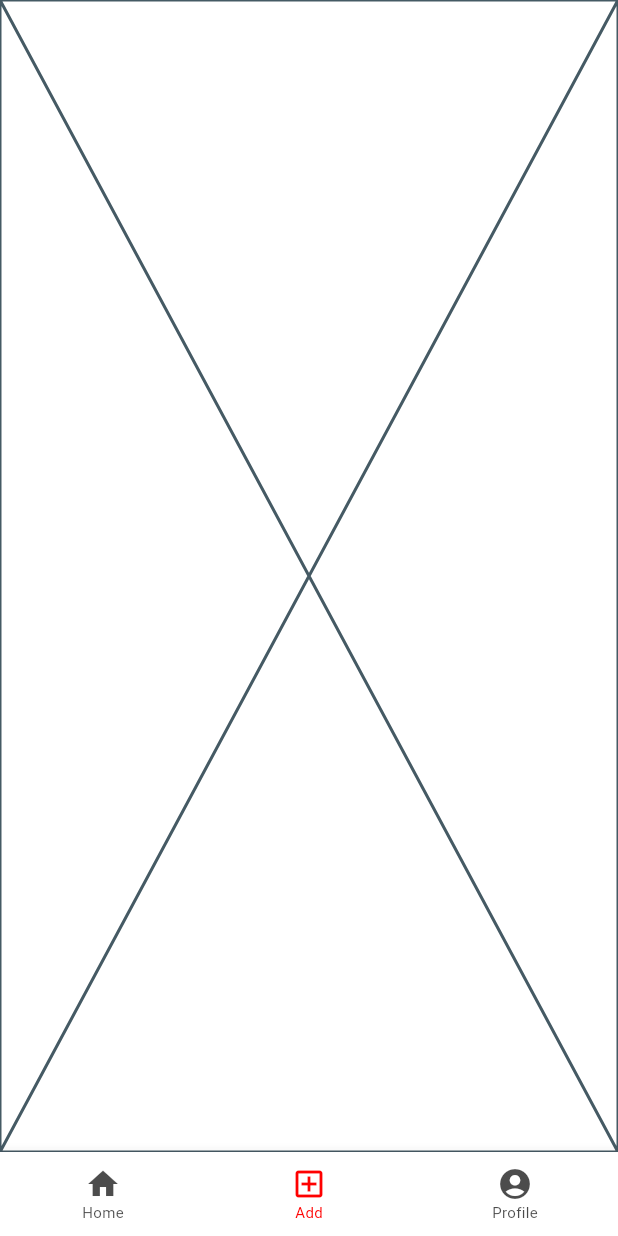
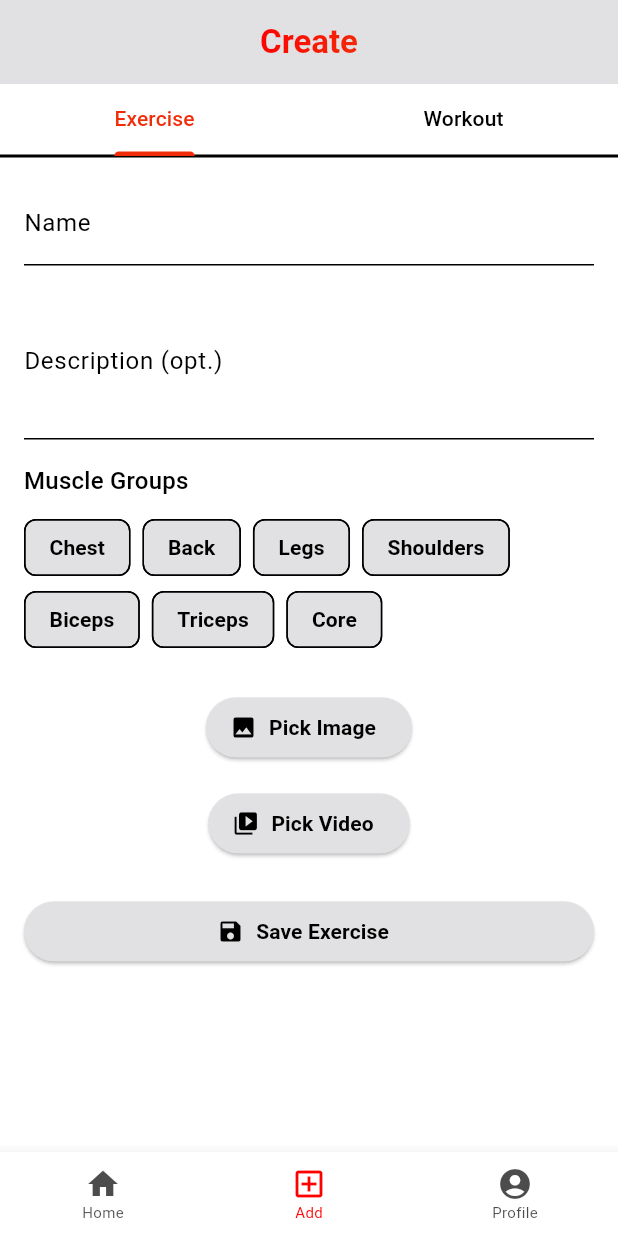
Before and after one commit to Merlin-Willner/Portfolio_Final_Projekt_Assignment, a Flutter app: the screen it shows after launch, item 2 of the bottom bar chosen, on a phone screen of 412 x 824 dp. Run offline on Flutter 3.47's test engine with Material 3 defaults, Android fonts, the phone set to English and light mode, and no system bars; our stand-ins replace bloc, cloud_firestore, equatable, firebase_core, flutter_bloc, google_fonts and 2 more; accounts and stored records are empty; generated files the repository leaves out were written again.

Commit message:
changed some dependencies for android, improved the structure for the adding of exercises, it is now possible to upload pictures and videos as well

```diff
--- a/lib/app/theme/themes/dark_theme.dart
+++ b/lib/app/theme/themes/dark_theme.dart
@@ -8,7 +8,7 @@ final darkTheme = ThemeData(
     secondary: MyColors.darkAccent2,
     primaryContainer: MyColors.darkCard,
     onPrimary: Colors.white,
-    onSecondary: MyColors.darkAccent2,
+    onSecondary: Colors.white,
     onSurface: Colors.white,
   ),
   scaffoldBackgroundColor: MyColors.darkBackground,
@@ -25,6 +25,7 @@ final darkTheme = ThemeData(
   elevatedButtonTheme: ElevatedButtonThemeData(
     style: ElevatedButton.styleFrom(
       backgroundColor: MyColors.darkAccent2,
+      foregroundColor: Colors.white,
       shape: RoundedRectangleBorder(borderRadius: BorderRadius.circular(12)),
     ),
   ),
--- a/lib/app/theme/themes/light_theme.dart
+++ b/lib/app/theme/themes/light_theme.dart
@@ -4,7 +4,7 @@ import 'package:project_coconut/app/theme/themes/theme_constants.dart';
 
 final lightTheme = ThemeData(
   colorScheme: const ColorScheme.light(
-    primary: MyColors.lightBackground,
+    primary: MyColors.lightAccent2,
     secondary: MyColors.lightAccent,
     surface: MyColors.lightCard,
     primaryContainer: MyColors.lightCard,
@@ -42,4 +42,15 @@ final lightTheme = ThemeData(
       color: Colors.black,
     ),
   ),
+  inputDecorationTheme: const InputDecorationTheme(
+    labelStyle: TextStyle(color: Colors.black),
+    hintStyle: TextStyle(color: Colors.black),
+    focusedBorder: OutlineInputBorder(),
+  ),
+  elevatedButtonTheme: ElevatedButtonThemeData(
+    style: ElevatedButton.styleFrom(
+      backgroundColor: MyColors.lightCard,
+      foregroundColor: Colors.black,
+    ),
+  ),
 );
--- a/lib/app/theme/themes/theme_constants.dart
+++ b/lib/app/theme/themes/theme_constants.dart
@@ -7,7 +7,7 @@ class MyColors {
   static const darkCard = Color(0xFF212121);
 
   static const lightAccent = Color(0xFFFF0000);
-  static const lightAccent2 = Color(0xFFFFFB00);
+  static const lightAccent2 = Color.fromARGB(255, 241, 44, 9);
   static const lightBackground = Color(0xFFFFFFFF);
   static const lightCard = Color(0xFFE1E1E3);
 }
--- /dev/null
+++ b/lib/features/add/view/add_page.dart
@@ -0,0 +1,54 @@
+import 'package:flutter/material.dart';
+import 'package:flutter_bloc/flutter_bloc.dart';
+import 'package:project_coconut/features/exercises/exercises.dart';
+import 'package:project_coconut/shared/app_bar/modular_app_bar.dart';
+
+class AddPage extends StatelessWidget {
+  const AddPage({super.key});
+
+  @override
+  Widget build(BuildContext context) {
+    return BlocProvider(
+      create: (_) => ExerciseFormCubit(),
+      child: const _AddView(),
+    );
+  }
+}
+
+class _AddView extends StatelessWidget {
+  const _AddView();
+
+  @override
+  Widget build(BuildContext context) {
+    return Scaffold(
+      appBar: const ModularAppBar(title: 'Create'),
+      body: DefaultTabController(
+        length: 2,
+        child: Column(
+          children: [
+            const TabBar(
+              tabs: [
+                Tab(text: 'Exercise'),
+                Tab(text: 'Workout'),
+              ],
+            ),
+            const Divider(height: 1),
+            Expanded(
+              child: TabBarView(
+                children: [
+                  const ExerciseForm(),
+                  Center(
+                    child: Text(
+                      'Workout creation coming soon…',
+                      style: Theme.of(context).textTheme.bodyLarge,
+                    ),
+                  ),
+                ],
+              ),
+            ),
+          ],
+        ),
+      ),
+    );
+  }
+}
--- a/lib/features/add/view/add_screen.dart
+++ /dev/null
@@ -1,10 +0,0 @@
-import 'package:flutter/material.dart';
-
-class AddScreen extends StatelessWidget {
-  const AddScreen({super.key});
-
-  @override
-  Widget build(BuildContext context) {
-    return const Placeholder();
-  }
-}
--- /dev/null
+++ b/lib/features/exercises/cubit/exercise_cubit.dart
@@ -0,0 +1,113 @@
+import 'dart:io';
+import 'package:bloc/bloc.dart';
+import 'package:equatable/equatable.dart';
+import 'package:flutter/material.dart';
+import 'package:image_picker/image_picker.dart';
+import 'package:project_coconut/features/exercises/data/exercise_repository.dart';
+import 'package:project_coconut/features/exercises/model/exercise_model.dart';
+import 'package:uuid/uuid.dart';
+
+enum ExerciseAddMode { exercise, workout }
+
+class ExerciseFormState extends Equatable {
+  const ExerciseFormState({
+    this.mode = ExerciseAddMode.exercise,
+    this.selectedMuscles = const [],
+    this.imageFile,
+    this.videoFile,
+  });
+  final ExerciseAddMode mode;
+  final List<String> selectedMuscles;
+  final File? imageFile;
+  final File? videoFile;
+
+  ExerciseFormState copyWith({
+    ExerciseAddMode? mode,
+    List<String>? selectedMuscles,
+    File? imageFile,
+    File? videoFile,
+  }) {
+    return ExerciseFormState(
+      mode: mode ?? this.mode,
+      selectedMuscles: selectedMuscles ?? this.selectedMuscles,
+      imageFile: imageFile ?? this.imageFile,
+      videoFile: videoFile ?? this.videoFile,
+    );
+  }
+
+  @override
+  List<Object?> get props => [mode, selectedMuscles, imageFile, videoFile];
+}
+
+class ExerciseFormCubit extends Cubit<ExerciseFormState> {
+  ExerciseFormCubit() : super(const ExerciseFormState());
+
+  final formKey = GlobalKey<FormState>();
+  final nameController = TextEditingController();
+  final descController = TextEditingController();
+
+  static const muscleOptions = [
+    'Chest',
+    'Back',
+    'Legs',
+    'Shoulders',
+    'Biceps',
+    'Triceps',
+    'Core',
+  ];
+
+  final _picker = ImagePicker();
+  final _repo = ExerciseRepository();
+
+  void setMode(ExerciseAddMode mode) {
+    emit(state.copyWith(mode: mode));
+  }
+
+  void toggleMuscle(String muscle) {
+    final muscles = List<String>.from(state.selectedMuscles);
+    if (muscles.contains(muscle)) {
+      muscles.remove(muscle);
+    } else {
+      muscles.add(muscle);
+    }
+    emit(state.copyWith(selectedMuscles: muscles));
+  }
+
+  Future<void> pickMedia({required bool isImage}) async {
+    final picked = isImage
+        ? await _picker.pickImage(source: ImageSource.gallery)
+        : await _picker.pickVideo(source: ImageSource.gallery);
+
+    if (picked == null) return;
+    final file = File(picked.path);
+    emit(
+      isImage
+          ? state.copyWith(imageFile: file)
+          : state.copyWith(videoFile: file),
+    );
+  }
+
+  Future<void> submit(BuildContext context) async {
+    if (!formKey.currentState!.validate()) return;
+
+    final exercise = Exercise(
+      id: const Uuid().v4(),
+      name: nameController.text,
+      description: descController.text,
+      muscleGroups: state.selectedMuscles,
+      imageUrl: state.imageFile?.path,
+      videoUrl: state.videoFile?.path,
+    );
+
+    await _repo.addExercise(exercise);
+
+    ScaffoldMessenger.of(context).showSnackBar(
+      const SnackBar(content: Text('Exercise saved successfully')),
+    );
+
+    // Form reset
+    nameController.clear();
+    descController.clear();
+    emit(const ExerciseFormState());
+  }
+}
--- /dev/null
+++ b/lib/features/exercises/data/exercise_repository.dart
@@ -0,0 +1,17 @@
+import 'package:cloud_firestore/cloud_firestore.dart';
+import 'package:project_coconut/features/exercises/model/exercise_model.dart';
+
+class ExerciseRepository {
+  final _collection = FirebaseFirestore.instance.collection('exercises');
+
+  Future<void> addExercise(Exercise exercise) async {
+    await _collection.doc(exercise.id).set(exercise.toJson());
+  }
+
+  Future<List<Exercise>> getAllExercises() async {
+    final snapshot = await _collection.get();
+    return snapshot.docs
+        .map((doc) => Exercise.fromJson(doc.data(), doc.id))
+        .toList();
+  }
+}
--- /dev/null
+++ b/lib/features/exercises/exercises.dart
@@ -0,0 +1,2 @@
+export 'cubit/exercise_cubit.dart';
+export 'view/exercise_form.dart';
--- /dev/null
+++ b/lib/features/exercises/view/exercise_form.dart
@@ -0,0 +1,113 @@
+import 'package:flutter/material.dart';
+import 'package:flutter_bloc/flutter_bloc.dart';
+import 'package:project_coconut/features/exercises/cubit/exercise_cubit.dart';
+
+// This widget is the main screen for adding a new exercise.
+// The View and Page classes are inside of the add feature
+class ExerciseForm extends StatelessWidget {
+  const ExerciseForm({super.key});
+
+  @override
+  Widget build(BuildContext context) {
+    return BlocBuilder<ExerciseFormCubit, ExerciseFormState>(
+      builder: (context, state) {
+        final cubit = context.read<ExerciseFormCubit>();
+        return SingleChildScrollView(
+          padding: const EdgeInsets.all(16),
+          child: Form(
+            key: cubit.formKey,
+            child: Column(
+              crossAxisAlignment: CrossAxisAlignment.start,
+              children: [
+                // Name
+                TextFormField(
+                  controller: cubit.nameController,
+                  decoration: const InputDecoration(labelText: 'Name'),
+                  validator: (v) =>
+                      (v == null || v.isEmpty) ? 'Please enter a name' : null,
+                ),
+                const SizedBox(height: 12),
+
+                // Description
+                TextFormField(
+                  controller: cubit.descController,
+                  decoration:
+                      const InputDecoration(labelText: 'Description (opt.)'),
+                  maxLines: 3,
+                ),
+                const SizedBox(height: 16),
+
+                // Muscle chips
+                Text(
+                  'Muscle Groups',
+                  style: Theme.of(context).textTheme.titleMedium,
+                ),
+                const SizedBox(height: 8),
+                Wrap(
+                  spacing: 8,
+                  children: ExerciseFormCubit.muscleOptions.map((m) {
+                    final sel = state.selectedMuscles.contains(m);
+                    return FilterChip(
+                      label: Text(m),
+                      selected: sel,
+                      onSelected: (_) => cubit.toggleMuscle(m),
+                    );
+                  }).toList(),
+                ),
+                const SizedBox(height: 24),
+
+                // Bild / Video Buttons
+                Center(
+                  child: Column(
+                    children: [
+                      ElevatedButton.icon(
+                        onPressed: () => cubit.pickMedia(isImage: true),
+                        icon: const Icon(Icons.image),
+                        label: const Text('Pick Image'),
+                      ),
+                      if (state.imageFile != null) ...[
+                        const SizedBox(height: 8),
+                        Image.file(
+                          state.imageFile!,
+                          width: double.infinity,
+                          height: 200,
+                          fit: BoxFit.cover,
+                        ),
+                      ],
+                      const SizedBox(height: 16),
+                      ElevatedButton.icon(
+                        onPressed: () => cubit.pickMedia(isImage: false),
+                        icon: const Icon(Icons.video_library),
+                        label: const Text('Pick Video'),
+                      ),
+                      if (state.videoFile != null) ...[
+                        const SizedBox(height: 8),
+                        Text(
+                          state.videoFile!.path.split('/').last,
+                          style: Theme.of(context).textTheme.bodySmall,
+                        ),
+                      ],
+                    ],
+                  ),
+                ),
+
+                const SizedBox(height: 24),
+                // Save
+                SizedBox(
+                  width: double.infinity,
+                  child: ElevatedButton.icon(
+                    icon: const Icon(Icons.save),
+                    label: const Text('Save Exercise'),
+                    onPressed: () => cubit.submit(context),
+                  ),
+                ),
+
+                const SizedBox(height: 10),
+              ],
+            ),
+          ),
+        );
+      },
+    );
+  }
+}
--- a/lib/features/settings/view/settings_screen.dart
+++ b/lib/features/settings/view/settings_screen.dart
@@ -1,6 +1,7 @@
 import 'package:flutter/material.dart';
 import 'package:flutter_bloc/flutter_bloc.dart';
 import 'package:project_coconut/app/theme/cubit/theme_cubit.dart';
+import 'package:project_coconut/shared/app_bar/modular_app_bar.dart';
 
 class SettingsScreen extends StatelessWidget {
   const SettingsScreen({super.key});
@@ -11,7 +12,13 @@ class SettingsScreen extends StatelessWidget {
         context.watch<ThemeCubit>().state.themeMode == ThemeMode.dark;
 
     return Scaffold(
-      appBar: AppBar(title: const Text('Einstellungen')),
+      appBar: ModularAppBar(
+        title: 'Settings',
+        leading: IconButton(
+          icon: const Icon(Icons.arrow_back),
+          onPressed: () => Navigator.of(context).pop(),
+        ),
+      ),
       body: ListView(
         children: [
           SwitchListTile(
@@ -23,7 +30,7 @@ class SettingsScreen extends StatelessWidget {
           ),
           const Divider(),
           const ListTile(
-            title: Text('Entwickler'),
+            title: Text('Developer'),
             subtitle: Text('Merlin Willner\nmerlin@example.com'),
             leading: Icon(Icons.info_outline),
           ),
--- a/lib/shared/bottom_nav_bar.dart
+++ b/lib/shared/bottom_nav_bar.dart
@@ -1,7 +1,5 @@
 import 'package:flutter/material.dart';
-//import 'package:project_coconut/features/achievements/view/achievements_screen.dart';
-import 'package:project_coconut/features/add/view/add_screen.dart';
-//import 'package:project_coconut/features/explore/view/explore_screen.dart';
+import 'package:project_coconut/features/add/view/add_page.dart';
 import 'package:project_coconut/features/home/view/home_screen.dart';
 import 'package:project_coconut/features/profile/view/profile_screen.dart';
 
@@ -16,15 +14,12 @@ class _BottomNavBarState extends State<BottomNavBar> {
   int currentIndex = 0;
   final screens = [
     const HomeScreen(),
-    //const ExploreScreen(),       //Not yet implemented
-    const AddScreen(),
-    //const AchievementsScreen(),  //Not yet implemented
+    const AddPage(),
     const ProfileScreen(),
   ];
   @override
   Widget build(BuildContext context) {
     return Scaffold(
-      //indexedStack allows the State to stay alive when the Screen changes
       body: IndexedStack(
         index: currentIndex,
         children: screens,
@@ -42,24 +37,12 @@ class _BottomNavBarState extends State<BottomNavBar> {
             ),
             label: 'Home',
           ),
-          //BottomNavigationBarItem(
-          //  icon: Icon(
-          //    Icons.search,
-          //  ),
-          //  label: 'Explore',
-          //),
           BottomNavigationBarItem(
             icon: Icon(
               Icons.add_box_outlined,
             ),
             label: 'Add',
           ),
-          //BottomNavigationBarItem(
-          //  icon: Icon(
-          //    Icons.task_alt,
-          //  ),
-          //  label: 'Achieved',
-          //),
           BottomNavigationBarItem(
             icon: Icon(
               Icons.account_circle,
```
Also changed, not shown: pubspec.yaml (+7 -1 lines), pubspec.lock, 7 other files.
